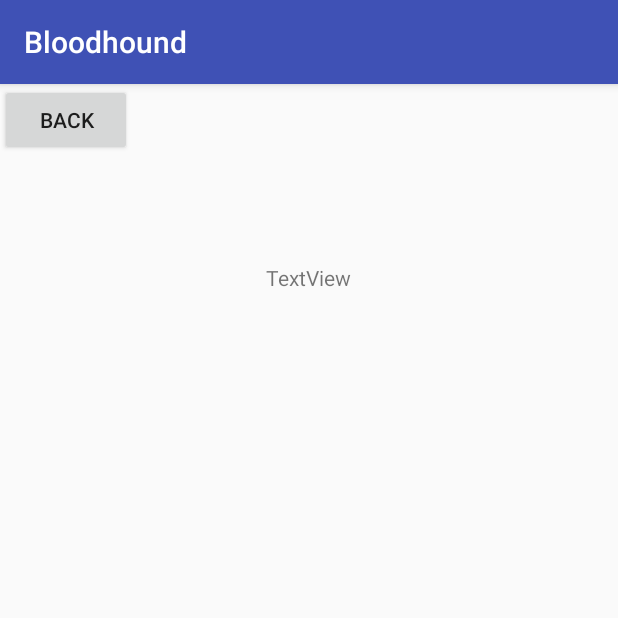
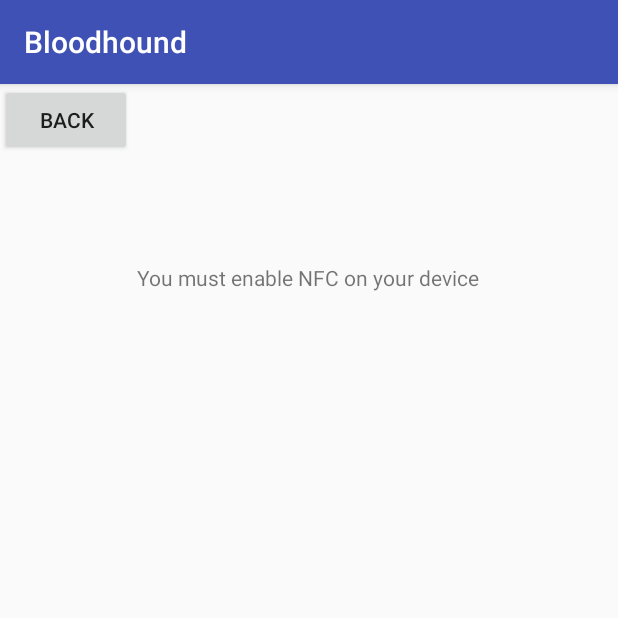
Before and after one commit to chrisphelps27/BloodhoundApp, an Android app: the GroupActivity screen opened directly, with no data from a screen before it, on a phone screen of 412 x 824 dp, the top half of it. Run offline under Robolectric (Android 15) with nearby library versions, the phone set to English and light mode, and no system bars; 3 statements that could not run were skipped.

```diff
--- a/app/src/main/res/layout/activity_group.xml
+++ b/app/src/main/res/layout/activity_group.xml
@@ -13,11 +13,42 @@
         android:text="Back" />
 
     <TextView
-        android:id="@+id/textView2"
+        android:id="@+id/locationList"
         android:layout_width="wrap_content"
         android:layout_height="wrap_content"
         android:layout_below="@+id/back"
         android:layout_centerHorizontal="true"
         android:layout_marginTop="71dp"
-        android:text="TextView" />
+        android:maxLines="25"
+        android:scrollbars="vertical"
+        android:text="@string/nfc_disabled" />
+
+    <Button
+        android:id="@+id/add"
+        android:layout_width="wrap_content"
+        android:layout_height="wrap_content"
+        android:layout_alignParentTop="true"
+        android:layout_toStartOf="@+id/remove"
+        style="?android:attr/buttonStyleSmall"
+        android:visibility="invisible"
+        android:text="+" />
+
+    <Button
+        android:id="@+id/remove"
+        style="?android:attr/buttonStyleSmall"
+        android:layout_width="wrap_content"
+        android:layout_height="wrap_content"
+        android:layout_alignParentEnd="true"
+        android:layout_alignParentTop="true"
+        android:visibility="invisible"
+        android:text="-" />
+
+    <Button
+        android:id="@+id/createGroup"
+        android:layout_width="wrap_content"
+        android:layout_height="wrap_content"
+        android:layout_alignParentTop="true"
+        android:layout_centerHorizontal="true"
+        android:visibility="invisible"
+        android:text="Create Group" />
 </RelativeLayout>
--- a/app/src/main/res/layout/activity_location.xml
+++ b/app/src/main/res/layout/activity_location.xml
@@ -11,7 +11,7 @@
         android:text="Location Activity" />
 
     <Button
-        android:id="@+id/button"
+        android:id="@+id/back"
         android:layout_width="wrap_content"
         android:layout_height="wrap_content"
         android:layout_alignStart="@+id/explanation"
```
